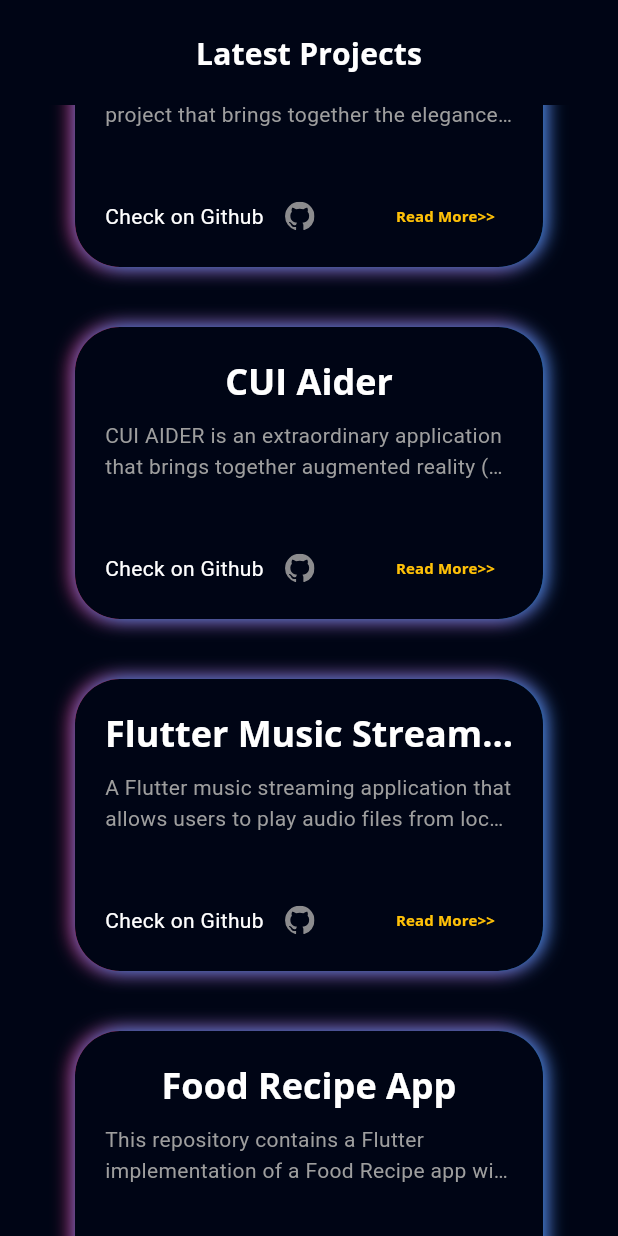
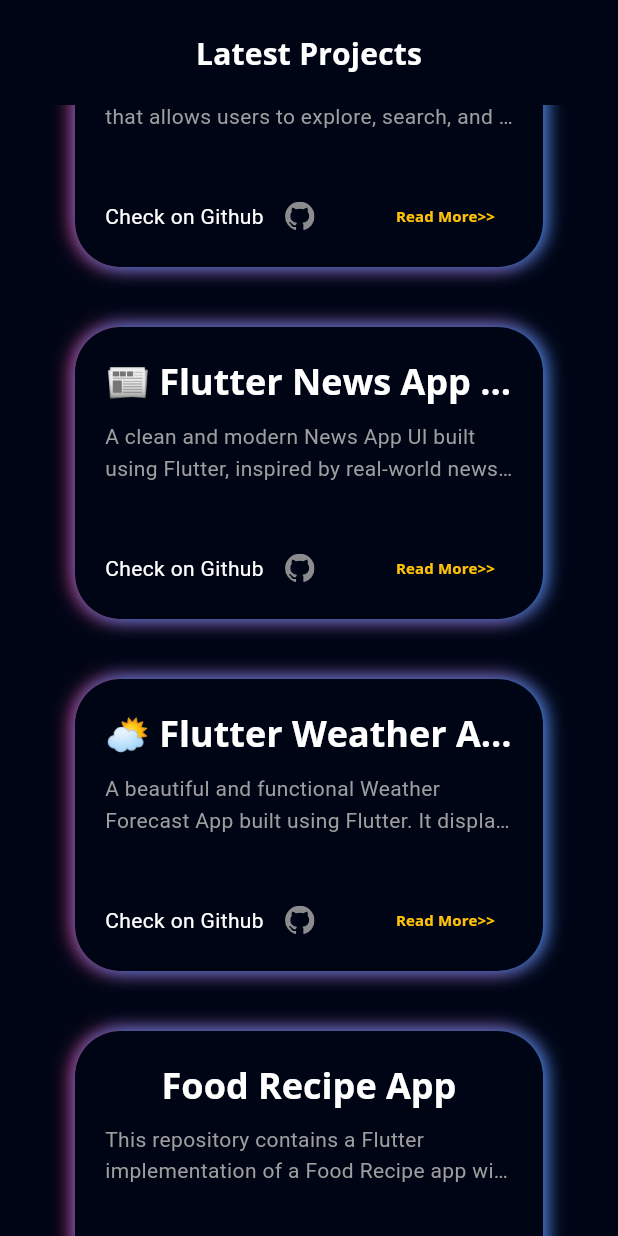
Before and after one commit to MohameHassan139/web_app, a Flutter app: the ProjectsView screen opened directly, scrolled down 576 dp, on a phone screen of 412 x 824 dp. Run offline on Flutter 3.47's test engine with Material 3 defaults, Android fonts, the phone set to English and light mode, and no system bars; our stand-ins replace flutter_svg, font_awesome_flutter, get, google_fonts, photo_view.

```diff
--- a/Flutter-Responsive-Portfolio-WebApp/lib/model/project_model.dart
+++ b/Flutter-Responsive-Portfolio-WebApp/lib/model/project_model.dart
@@ -21,20 +21,20 @@ Built with ❤️ using Flutter, and designed for a smooth and spiritual user ex
     'https://github.com/MohameHassan139/Al_quran_Al_karim',
   ),
   Project(
-      'Neumorphic Clockify',
-      'Neumorphic TimeKit is an open-source project that brings together the elegance of a beautifully designed alarm system, an analog clock with a neumorphic touch, and a feature-rich stopwatch. Whether you\'re looking for a functional alarm tool, a stylish desktop clock, or a precise stopwatch, TimeKit has you covered.',
-      'assets/images/alarm.jpg',
-      'https://github.com/Hamad-Anwar/Neumorphic-Analog-Clockify'),
+      '📚 Bookly App',
+      'Bookly is a Flutter-powered mobile app that allows users to explore, search, and read free books using the Google Books API. The app is built using Clean Architecture and showcases professional development practices like MVVM, state management, and dependency injection',
+      'assets/images/book.jpg',
+      'https://github.com/MohameHassan139/booklyapp'),
   Project(
-      'CUI Aider',
-      'CUI AIDER is an extraordinary application that brings together augmented reality (AR), a robust student portal, intuitive class management, and a comprehensive GPA system, providing an all-encompassing solution for students.Using AR technology, CUI AIDER offers an immersive experience, allowing users to explore the complete university campus virtually. Through AR, students can visualize buildings, navigate with interactive directions, and gain a better understanding of their surroundings.',
-      'assets/images/cui.png',
-      'https://github.com/Hamad-Anwar/'),
+      '📰 Flutter News App UI',
+      "A clean and modern News App UI built using Flutter, inspired by real-world news platforms. The app showcases trending topics, categorized sections, and beautiful layouts for articles, making it perfect for learning or using as a foundation for a real news app.",
+      'assets/images/news.jpg',
+      'https://github.com/MohameHassan139/news'),
   Project(
-      'Flutter Music Streaming Application',
-      'A Flutter music streaming application that allows users to play audio files from local storage. The app features a beautiful neumorphic UI design and provides a smooth user experience for browsing and playing music.',
-      'assets/images/player.png',
-      'https://github.com/Hamad-Anwar/Neumorphic-Music_Player-Flutter'),
+      "⛅ Flutter Weather App",
+      "A beautiful and functional Weather Forecast App built using Flutter. It displays real-time weather data, 7-day forecasts, sunrise/sunset times, UV index, and more — powered by a weather API like OpenWeatherMap.",
+      'assets/images/weather.png',
+      'https://github.com/MohameHassan139/weather_app'),
   Project(
       'Food Recipe App',
       'This repository contains a Flutter implementation of a Food Recipe app with a captivating introduction section and impressive animations. It also features a signup and signin page with animations, elegantly presented on a bottom sheet.',
--- a/Flutter-Responsive-Portfolio-WebApp/lib/view/intro/components/download_button.dart
+++ b/Flutter-Responsive-Portfolio-WebApp/lib/view/intro/components/download_button.dart
@@ -10,7 +10,8 @@ class DownloadButton extends StatelessWidget {
   Widget build(BuildContext context) {
     return InkWell(
       onTap: () {
-        launchUrl(Uri.parse('https://drive.google.com/file/d/1HSIe7rdk8VtrAL4DQuybfMHQgDrQ6xNs/view?usp=sharing'));
+        launchUrl(Uri.parse(
+            'https://drive.google.com/file/d/1PC74FB0LOeprgGmU6uXluAKe1_5Xqhdy/view?usp=drivesdk'));
       },
       child: Container(
         alignment: Alignment.center,
```
Also changed, not shown: Flutter-Responsive-Portfolio-WebApp/assets/images/book.jpg (added), Flutter-Responsive-Portfolio-WebApp/assets/images/news.jpg (added), Flutter-Responsive-Portfolio-WebApp/assets/images/weather.png (added).
